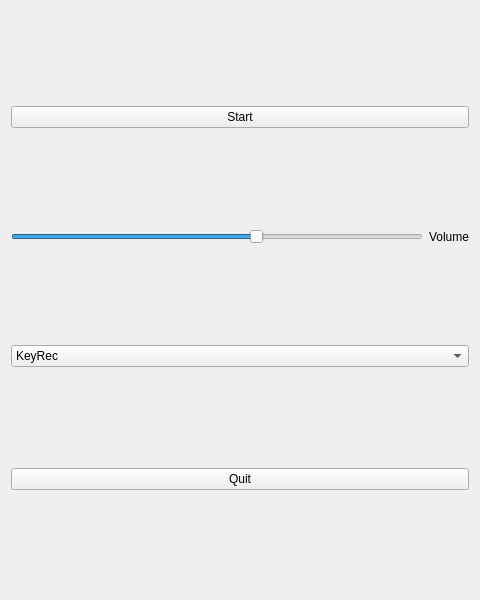
giotti/qtmoko, file src/3rdparty/applications/qtKeyRec/qtKeyRec.ui: the form before one commit.
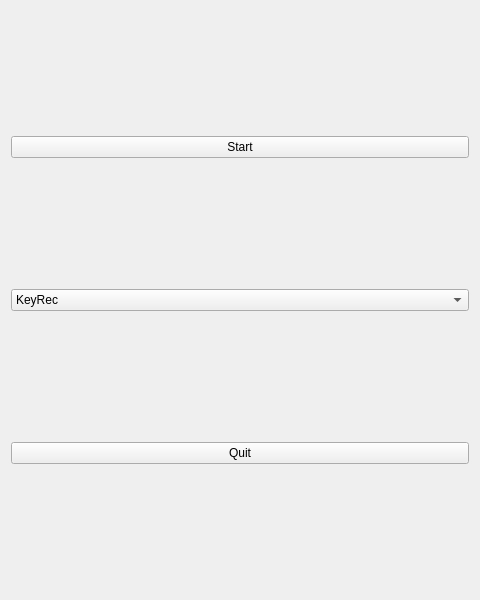
The form after the commit.

The edit to the form file:
```diff
--- a/src/3rdparty/applications/qtKeyRec/qtKeyRec.ui
+++ b/src/3rdparty/applications/qtKeyRec/qtKeyRec.ui
@@ -21,37 +21,14 @@
      </property>
     </widget>
    </item>
-   <item row="3" column="0" colspan="2">
+   <item row="2" column="0" colspan="2">
     <widget class="QPushButton" name="quitButton">
      <property name="text">
       <string>Quit</string>
      </property>
     </widget>
    </item>
-   <item row="1" column="0">
-    <widget class="QSlider" name="volume">
-     <property name="minimum">
-      <number>50</number>
-     </property>
-     <property name="maximum">
-      <number>100</number>
-     </property>
-     <property name="value">
-      <number>80</number>
-     </property>
-     <property name="orientation">
-      <enum>Qt::Horizontal</enum>
-     </property>
-    </widget>
-   </item>
-   <item row="1" column="1">
-    <widget class="QLabel" name="label">
-     <property name="text">
-      <string>Volume</string>
-     </property>
-    </widget>
-   </item>
-   <item row="2" column="0" colspan="2">
+   <item row="1" column="0" colspan="2">
     <widget class="QComboBox" name="comboBox">
      <property name="minimumContentsLength">
       <number>5</number>
```
